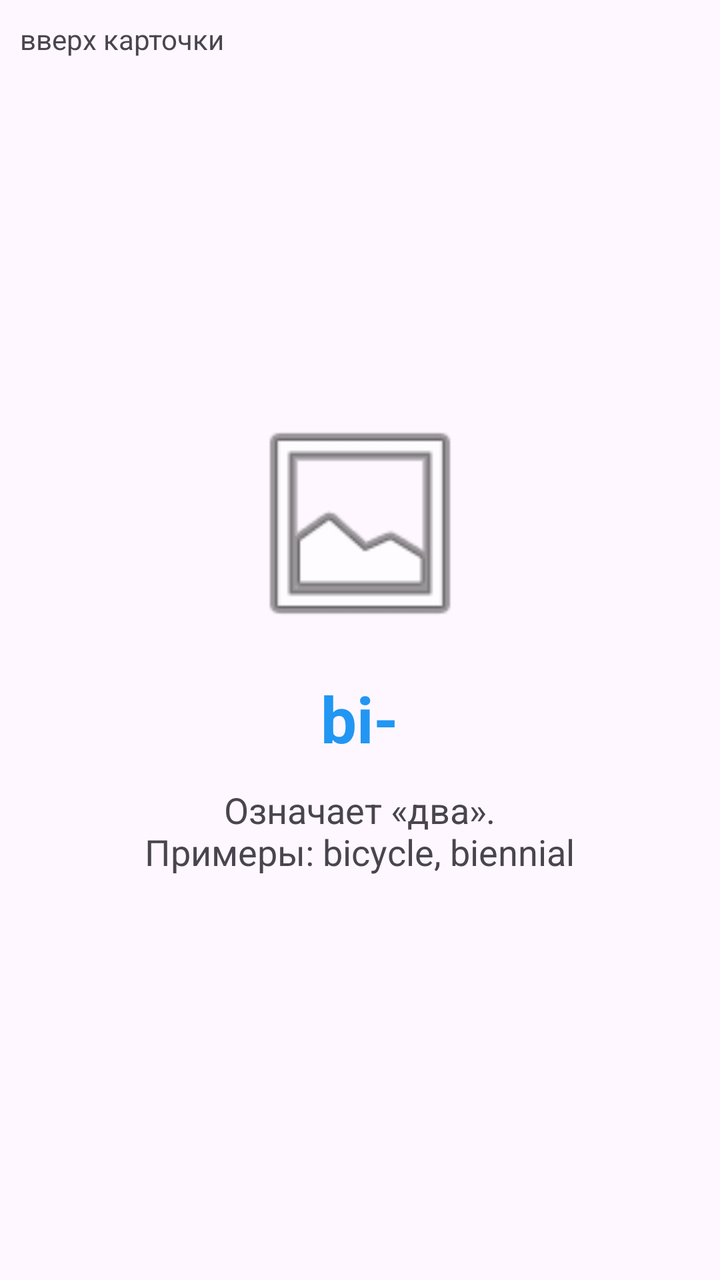
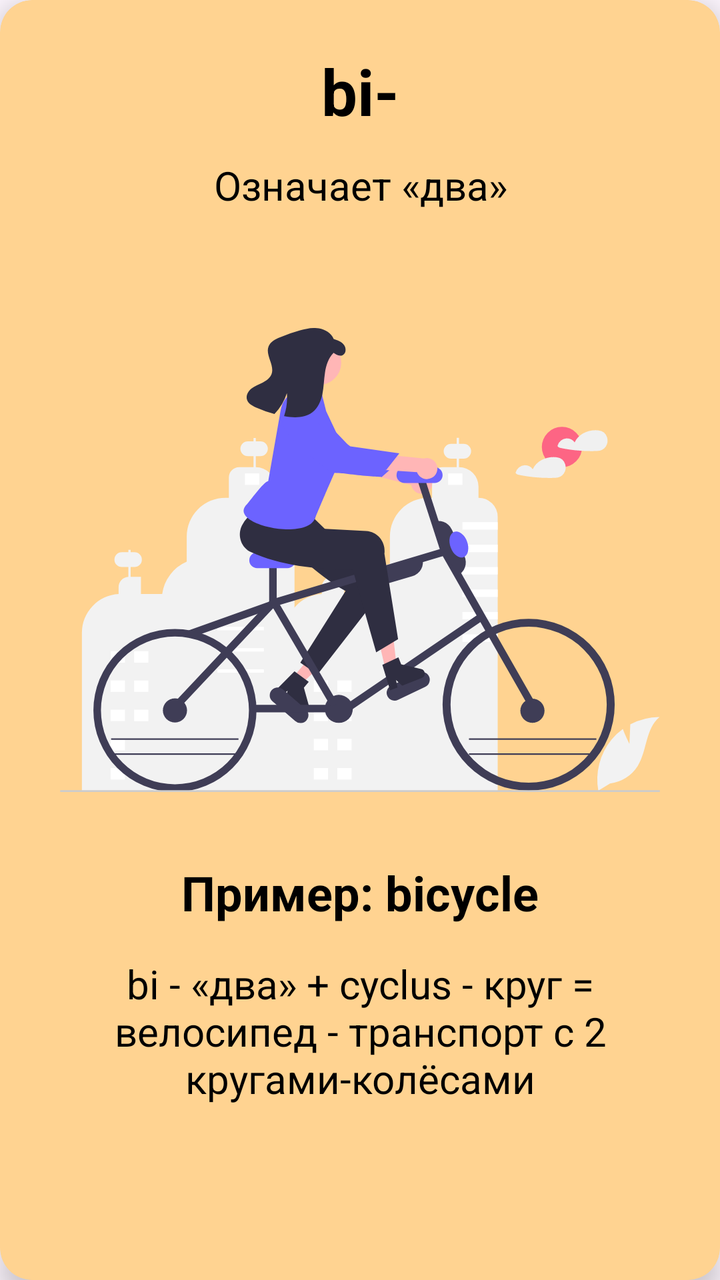

The first picture is an Android layout as it rendered before a commit; the second is the same layout after the commit. The layout source and the unified diff follow.
<!-- AndroidManifest.xml: application theme Theme.LatinLearn -->
<!-- res/layout/item_page.xml -->
<?xml version="1.0" encoding="utf-8"?>
<androidx.constraintlayout.widget.ConstraintLayout
    xmlns:android="http://schemas.android.com/apk/res/android"
    xmlns:app="http://schemas.android.com/apk/res-auto"
    android:layout_width="match_parent"
    android:layout_height="match_parent"
    android:layout_margin="16dp"
    app:cardCornerRadius="12dp"
    app:cardElevation="8dp">

    <TextView
        android:id="@+id/textView2"
        android:layout_width="wrap_content"
        android:layout_height="wrap_content"
        android:layout_marginStart="10dp"
        android:layout_marginTop="10dp"
        android:text="вверх карточки"
        app:layout_constraintStart_toStartOf="parent"
        app:layout_constraintTop_toTopOf="parent" />

    <LinearLayout
        android:layout_width="match_parent"
        android:layout_height="match_parent"
        android:orientation="vertical"
        android:gravity="center"
        android:padding="24dp">

        


        <ImageView
            android:id="@+id/imageView"
            android:layout_width="120dp"
            android:layout_height="120dp"
            android:src="@android:drawable/ic_menu_gallery"
            android:contentDescription="Иллюстрация префикса" />

        

        <TextView
            android:id="@+id/textViewTitle"
            android:layout_width="wrap_content"
            android:layout_height="wrap_content"
            android:text="bi-"
            android:textSize="32sp"
            android:textStyle="bold"
            android:textColor="#2196F3"
            android:layout_marginTop="16dp" />

        

        <TextView
            android:id="@+id/textViewExplanation"
            android:layout_width="wrap_content"
            android:layout_height="wrap_content"
            android:text="Означает «два».\nПримеры: bicycle, biennial"
            android:textSize="18sp"
            android:textAlignment="center"
            android:layout_marginTop="12dp" />

    </LinearLayout>

</androidx.constraintlayout.widget.ConstraintLayout>
<!-- resources referenced by this layout -->
<resources>
  <style name="Theme.LatinLearn" parent="Base.Theme.LatinLearn" />
  <style name="Base.Theme.LatinLearn" parent="Theme.Material3.DayNight.NoActionBar">
          
          
      </style>
</resources>

<!-- the commit's change to res/layout/item_page.xml (unified diff, before → after) -->
@@ -1,63 +1,82 @@
 <?xml version="1.0" encoding="utf-8"?>
-<androidx.constraintlayout.widget.ConstraintLayout
+<androidx.cardview.widget.CardView
     xmlns:android="http://schemas.android.com/apk/res/android"
     xmlns:app="http://schemas.android.com/apk/res-auto"
     android:layout_width="match_parent"
     android:layout_height="match_parent"
     android:layout_margin="16dp"
-    app:cardCornerRadius="12dp"
-    app:cardElevation="8dp">
+    app:strokeWidth="2dp"
+    app:strokeColor="#000000"
+    app:cardCornerRadius="16dp"
+    app:cardElevation="8dp"
+    app:cardBackgroundColor="@color/Background">
+
+<androidx.constraintlayout.widget.ConstraintLayout
+android:layout_width="match_parent"
+android:layout_height="match_parent"
+android:padding="24dp">
 
     <TextView
-        android:id="@+id/textView2"
+        android:id="@+id/textViewTitle"
         android:layout_width="wrap_content"
         android:layout_height="wrap_content"
-        android:layout_marginStart="10dp"
-        android:layout_marginTop="10dp"
-        android:text="вверх карточки"
+        android:text="bi-"
+        android:textColor="@color/black"
+        android:textSize="32sp"
+        android:textStyle="bold"
+        app:layout_constraintEnd_toEndOf="parent"
         app:layout_constraintStart_toStartOf="parent"
         app:layout_constraintTop_toTopOf="parent" />
 
-    <LinearLayout
-        android:layout_width="match_parent"
-        android:layout_height="match_parent"
-        android:orientation="vertical"
+<TextView
+    android:id="@+id/textViewMeaning"
+    android:layout_width="wrap_content"
+    android:layout_height="wrap_content"
+    android:layout_marginTop="12dp"
+    android:text="Означает «два»"
+    android:textAlignment="center"
+    android:textSize="20sp"
+    android:textColor="@color/black"
+    app:layout_constraintEnd_toEndOf="parent"
+    app:layout_constraintStart_toStartOf="parent"
+    app:layout_constraintTop_toBottomOf="@+id/textViewTitle" />
+
+    <ImageView
+        android:id="@+id/imageView"
+        android:layout_width="300dp"
+        android:layout_height="300dp"
+        android:layout_marginTop="24dp"
+        android:contentDescription="Иллюстрация префикса"
+        android:src="@drawable/bicycle"
+        app:layout_constraintEnd_toEndOf="parent"
+        app:layout_constraintStart_toStartOf="parent"
+        app:layout_constraintTop_toBottomOf="@+id/textViewMeaning" />
+
+    <TextView
+        android:id="@+id/textViewWord"
+        android:layout_width="wrap_content"
+        android:layout_height="wrap_content"
+        android:text="Пример: bicycle"
+        android:textColor="@color/black"
+        android:textSize="24sp"
+        android:textStyle="bold"
+        app:layout_constraintEnd_toEndOf="parent"
+        app:layout_constraintStart_toStartOf="parent"
+        app:layout_constraintTop_toBottomOf="@+id/imageView" />
+
+    <TextView
+        android:id="@+id/textViewExplanation"
+        android:layout_width="wrap_content"
+        android:layout_height="wrap_content"
+        android:layout_marginTop="16dp"
         android:gravity="center"
-        android:padding="24dp">
-
-        
-
-
-        <ImageView
-            android:id="@+id/imageView"
-            android:layout_width="120dp"
-            android:layout_height="120dp"
-            android:src="@android:drawable/ic_menu_gallery"
-            android:contentDescription="Иллюстрация префикса" />
-
-        
-
-        <TextView
-            android:id="@+id/textViewTitle"
-            android:layout_width="wrap_content"
-            android:layout_height="wrap_content"
-            android:text="bi-"
-            android:textSize="32sp"
-            android:textStyle="bold"
-            android:textColor="#2196F3"
-            android:layout_marginTop="16dp" />
-
-        
-
-        <TextView
-            android:id="@+id/textViewExplanation"
-            android:layout_width="wrap_content"
-            android:layout_height="wrap_content"
-            android:text="Означает «два».\nПримеры: bicycle, biennial"
-            android:textSize="18sp"
-            android:textAlignment="center"
-            android:layout_marginTop="12dp" />
-
-    </LinearLayout>
+        android:text="bi - «два» + cyclus - круг = велосипед - транспорт с 2 кругами-колёсами"
+        android:textColor="@color/black"
+        android:textSize="20sp"
+        app:layout_constraintEnd_toEndOf="parent"
+        app:layout_constraintHorizontal_bias="0.0"
+        app:layout_constraintStart_toStartOf="parent"
+        app:layout_constraintTop_toBottomOf="@+id/textViewWord" />
 
 </androidx.constraintlayout.widget.ConstraintLayout>
+    </androidx.cardview.widget.CardView>
<!-- resource entries referenced after the edit -->
@@ -1,5 +1,8 @@
 <!-- resources referenced by this layout -->
 <resources>
+  <color name="Background">#ffd391</color>
+  <color name="black">#FF000000</color>
+  <!-- drawable bicycle: vector/xml drawable (drawable, 12654 chars, omitted) -->
   <style name="Theme.LatinLearn" parent="Base.Theme.LatinLearn" />
   <style name="Base.Theme.LatinLearn" parent="Theme.Material3.DayNight.NoActionBar">
           
